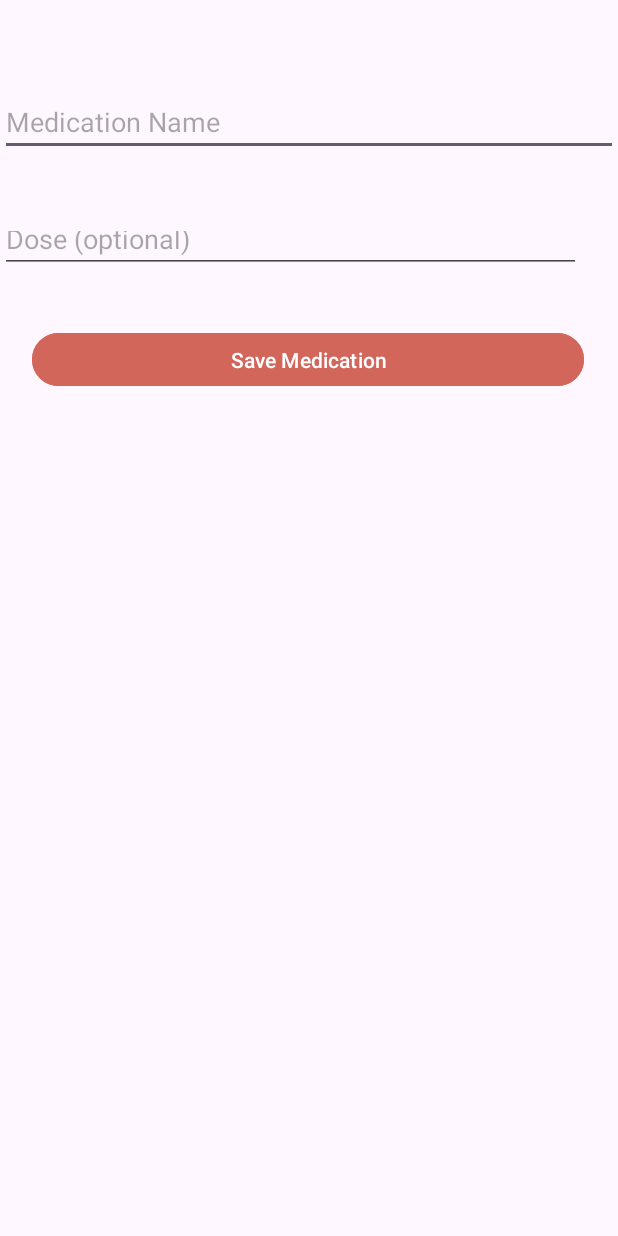
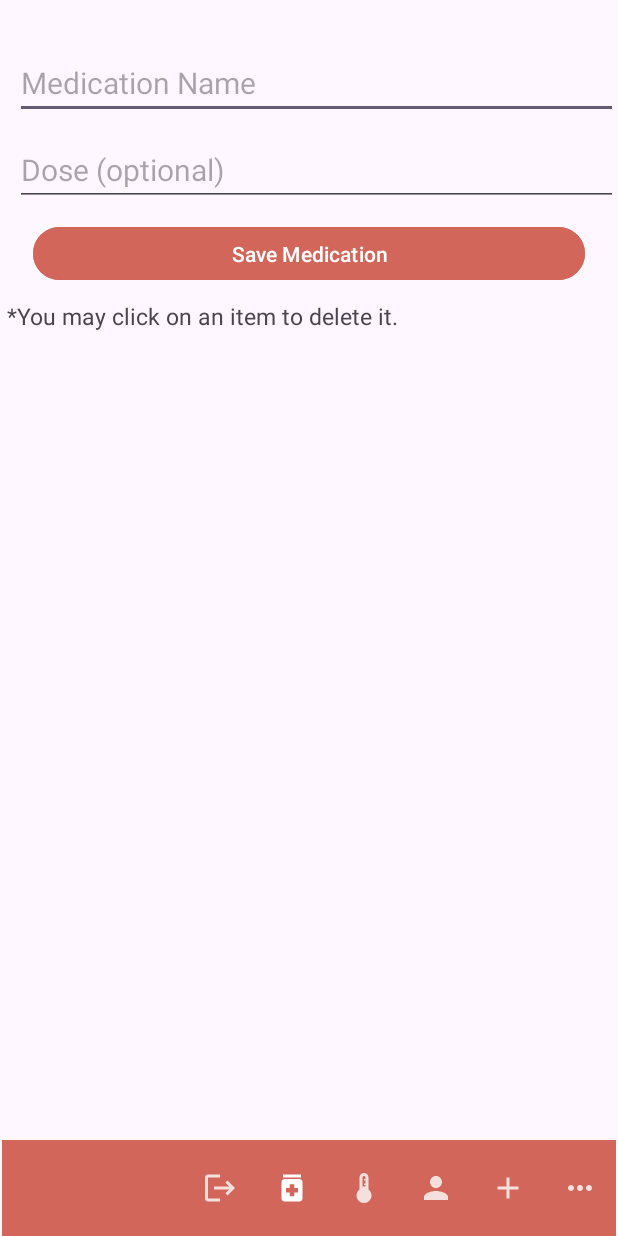
Before and after one commit to jgam2025/coen390_FeverApp, an Android app: the MedicationActivity screen opened directly, with no data from a screen before it, on a phone screen of 412 x 824 dp. Run offline under Robolectric (Android 15) with nearby library versions, the phone set to English and light mode, and no system bars.

Commit message:
medication changes

```diff
--- /dev/null
+++ b/app/src/main/res/drawable/baseline_medication_24.xml
@@ -0,0 +1,7 @@
+<vector xmlns:android="http://schemas.android.com/apk/res/android" android:height="24dp" android:tint="#FFFFFF" android:viewportHeight="24" android:viewportWidth="24" android:width="24dp">
+
+    <path android:fillColor="@android:color/white" android:pathData="M6,3h12v2h-12z"/>
+
+    <path android:fillColor="@android:color/white" android:pathData="M17,6H7C5.9,6 5,6.9 5,8v11c0,1.1 0.9,2 2,2h10c1.1,0 2,-0.9 2,-2V8C19,6.9 18.1,6 17,6zM16,15h-2.5v2.5h-3V15H8v-3h2.5V9.5h3V12H16V15z"/>
+
+</vector>
--- a/app/src/main/res/layout/activity_medication.xml
+++ b/app/src/main/res/layout/activity_medication.xml
@@ -7,52 +7,80 @@
     android:layout_height="match_parent"
     tools:context=".MedicationActivity">
 
+
     <EditText
         android:id="@+id/et_medication_name"
-        android:layout_width="match_parent"
+        android:layout_width="0dp"
         android:layout_height="wrap_content"
+        android:layout_marginStart="10dp"
+        android:layout_marginTop="31dp"
         android:hint="Medication Name"
-        app:layout_constraintBottom_toBottomOf="parent"
+        android:textSize="20sp"
+        app:layout_constraintEnd_toEndOf="parent"
         app:layout_constraintStart_toStartOf="parent"
-        app:layout_constraintTop_toTopOf="parent"
-        app:layout_constraintVertical_bias="0.075" />
-
+        app:layout_constraintTop_toTopOf="parent" />
 
     <EditText
         android:id="@+id/et_medication_dose"
-        android:layout_width="387dp"
-        android:layout_height="38dp"
+        android:layout_width="0dp"
+        android:layout_height="wrap_content"
+        android:layout_marginStart="10dp"
+        android:layout_marginTop="10dp"
         android:hint="Dose (optional)"
-        app:layout_constraintBottom_toBottomOf="parent"
+        android:textSize="20sp"
         app:layout_constraintEnd_toEndOf="parent"
         app:layout_constraintHorizontal_bias="0.0"
         app:layout_constraintStart_toStartOf="parent"
-        app:layout_constraintTop_toTopOf="parent"
-        app:layout_constraintVertical_bias="0.183" />
+        app:layout_constraintTop_toBottomOf="@+id/et_medication_name" />
 
     <Button
         android:id="@+id/btn_save_medication"
         android:layout_width="368dp"
         android:layout_height="43dp"
+        android:layout_marginTop="10dp"
         android:backgroundTint="#D2665A"
         android:text="Save Medication"
-        app:layout_constraintBottom_toBottomOf="parent"
         app:layout_constraintEnd_toEndOf="parent"
-        app:layout_constraintHorizontal_bias="0.488"
         app:layout_constraintStart_toStartOf="parent"
-        app:layout_constraintTop_toTopOf="parent"
-        app:layout_constraintVertical_bias="0.279" />
+        app:layout_constraintTop_toBottomOf="@+id/et_medication_dose" />
 
     <ListView
         android:id="@+id/list_medication"
-        android:layout_width="395dp"
-        android:layout_height="485dp"
+        android:layout_width="409dp"
+        android:layout_height="474dp"
+        android:layout_marginStart="10dp"
+        android:layout_marginTop="40dp"
+        app:layout_constraintEnd_toEndOf="parent"
+        app:layout_constraintHorizontal_bias="0.0"
+        app:layout_constraintStart_toStartOf="parent"
+        app:layout_constraintTop_toBottomOf="@+id/btn_save_medication" />
+
+    <androidx.appcompat.widget.Toolbar
+        android:id="@+id/toolbar"
+        android:layout_width="409dp"
+        android:layout_height="wrap_content"
+        android:background="?attr/colorPrimary"
+        android:backgroundTint="#D2665A"
+        android:minHeight="?attr/actionBarSize"
+        android:theme="?attr/actionBarTheme"
+        android:title=""
         app:layout_constraintBottom_toBottomOf="parent"
         app:layout_constraintEnd_toEndOf="parent"
-        app:layout_constraintHorizontal_bias="1.0"
+        app:layout_constraintStart_toStartOf="parent" />
+
+    <TextView
+        android:id="@+id/textView2"
+        android:layout_width="wrap_content"
+        android:layout_height="wrap_content"
+        android:layout_marginTop="10dp"
+        android:layout_marginBottom="10dp"
+        android:text="*You may click on an item to delete it."
+        android:textSize="15sp"
+        app:layout_constraintBottom_toTopOf="@+id/list_medication"
+        app:layout_constraintEnd_toEndOf="parent"
+        app:layout_constraintHorizontal_bias="0.03"
         app:layout_constraintStart_toStartOf="parent"
-        app:layout_constraintTop_toTopOf="parent"
-        app:layout_constraintVertical_bias="1.0" />
+        app:layout_constraintTop_toBottomOf="@+id/btn_save_medication" />
 
 
 </androidx.constraintlayout.widget.ConstraintLayout>
--- a/app/src/main/res/menu/toolbar.xml
+++ b/app/src/main/res/menu/toolbar.xml
@@ -9,14 +9,13 @@
 
 
   <item
-      android:id="@+id/miThermometer"
-      android:icon ="@drawable/ic_thermometer"
-      android:title = "Add"
+      android:id="@+id/miMedication"
+      android:icon="@drawable/baseline_medication_24"
       app:showAsAction="always" />
 
   <item
-      android:id="@+id/miWeather"
-      android:icon ="@drawable/ic_weather"
+      android:id="@+id/miTemperature"
+      android:icon="@drawable/ic_thermometer"
       app:showAsAction="always" />
 
   <item
--- /dev/null
+++ b/app/src/main/res/mipmap-anydpi-v26/medicationicon.xml
@@ -0,0 +1,5 @@
+<?xml version="1.0" encoding="utf-8"?>
+<adaptive-icon xmlns:android="http://schemas.android.com/apk/res/android">
+    <background android:drawable="@drawable/medicationicon_background"/>
+    <foreground android:drawable="@mipmap/medicationicon_foreground"/>
+</adaptive-icon>
```
Also changed, not shown: app/src/main/java/com/example/coen390_feverapp/ExtraPage.java (+12 -3 lines), app/src/main/java/com/example/coen390_feverapp/MedicationActivity.java (+69 -0 lines), app/src/main/java/com/example/coen390_feverapp/TemperatureMeasurementPage.java (+7 -1 lines), app/src/main/java/com/example/coen390_feverapp/TemperatureStoragePage.java (+10 -4 lines), app/src/main/res/drawable/medicationicon_background.xml (added, +74 -0 lines), app/src/main/res/layout/activity_temperature_storage_page.xml (+3 -16 lines), app/src/main/res/mipmap-hdpi/medicationicon.webp (added), app/src/main/res/mipmap-hdpi/medicationicon_foreground.webp (added), app/src/main/res/mipmap-mdpi/medicationicon.webp (added), app/src/main/res/mipmap-mdpi/medicationicon_foreground.webp (added), app/src/main/res/mipmap-xhdpi/medicationicon.webp (added), app/src/main/res/mipmap-xhdpi/medicationicon_foreground.webp (added), app/src/main/res/mipmap-xxhdpi/medicationicon.webp (added), app/src/main/res/mipmap-xxhdpi/medicationicon_foreground.webp (added), 2 more files.
